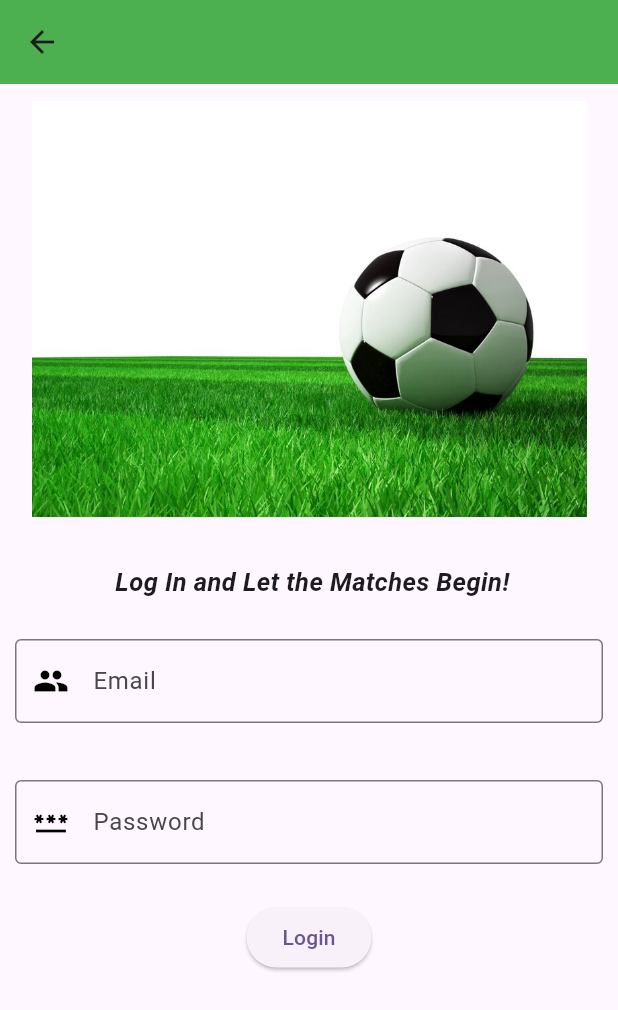
After one commit to ashika34/turftracker, a Flutter app: the screen it shows after launch, scrolled down 44 dp, after a tap on "Login here", on a phone screen of 412 x 824 dp. The commit adds this screen. Shown: the top 1010 px of the screen. Run offline on Flutter 3.47's test engine with Material 2 defaults, Android fonts, the phone set to English and light mode, and no system bars.

Commit message:
31/10 3rd commit

```diff
--- /dev/null
+++ b/lib/loginpage.dart
@@ -0,0 +1,77 @@
+import 'package:flutter/material.dart';
+import 'package:turftracker/homepage.dart';
+
+class LoginPage extends StatefulWidget {
+  const LoginPage({Key? key}) : super(key: key);
+
+  @override
+  State<LoginPage> createState() => _LoginPageState();
+}
+
+class _LoginPageState extends State<LoginPage> {
+  TextEditingController email = TextEditingController();
+  TextEditingController password = TextEditingController();
+
+  @override
+  Widget build(BuildContext context) {
+    return Scaffold(
+      appBar: AppBar(
+        backgroundColor: Colors.green,
+      ),
+      body: SingleChildScrollView(
+        child: Column(
+          children: [
+            Image.asset(
+              'assets/images/football.png',
+              height: 300,
+              width: 370,
+            ),
+            SizedBox(height: 20),
+            Text(
+              ' Log In and Let the Matches Begin!',
+              style: TextStyle(
+                fontWeight: FontWeight.bold,
+                fontStyle: FontStyle.italic,
+                fontSize: 17,
+              ),
+            ),
+            SizedBox(
+height: 16,
+            ),
+            Padding(
+              padding: const EdgeInsets.all(10.0),
+              child: TextFormField(
+                controller: email,
+                decoration: InputDecoration(
+                  labelText: 'Email',
+                  border: OutlineInputBorder(),
+                  prefixIcon: Icon(Icons.people, color: Colors.black),
+                ),
+              ),
+            ),
+            SizedBox(
+              height: 18,
+            ),
+            Padding(
+              padding: const EdgeInsets.all(10.0),
+              child: TextFormField(
+                controller: password,
+                decoration: InputDecoration(
+                  labelText: 'Password',
+                  border: OutlineInputBorder(),
+                  prefixIcon: Icon(Icons.password, color: Colors.black),
+                ),
+              ),
+            ),
+            SizedBox(
+height: 15,
+            ),
+            ElevatedButton(onPressed: () {
+              Navigator.push(context, MaterialPageRoute(builder: (context) => HomePage(),));
+            },  child:Text('Login')),
+          ],
+        ),
+      ),
+    );
+  }
+}
--- a/lib/signuppage.dart
+++ b/lib/signuppage.dart
@@ -1,4 +1,5 @@
 import 'package:flutter/material.dart';
+import 'package:turftracker/loginpage.dart';
 
 class SignUp extends StatefulWidget {
   const SignUp({Key? key}) : super(key: key);
@@ -38,7 +39,7 @@ class _SignUpState extends State<SignUp> {
               padding: const EdgeInsets.all(16.0),
               child: Text(
                 'Game on! Sign up and score your perfect pitch!',
-                style: TextStyle(fontWeight: FontWeight.bold,fontStyle: FontStyle.italic),
+                style: TextStyle(fontWeight: FontWeight.bold,fontStyle: FontStyle.italic,fontSize: 17),
               ),
             ),
             Padding(
@@ -100,7 +101,7 @@ class _SignUpState extends State<SignUp> {
               height:20,
  ),
             ElevatedButton(onPressed: () {
-              Navigator.push(context, MaterialPageRoute(builder: (context) => SignUp(),));
+              Navigator.push(context, MaterialPageRoute(builder: (context) => LoginPage(),));
             }, child: Text('Login here'),
             style: ElevatedButton.styleFrom(
               shape: RoundedRectangleBorder(
```
Also changed, not shown: lib/homepage.dart (added, +80 -0 lines), assets/images/football.png (added).
